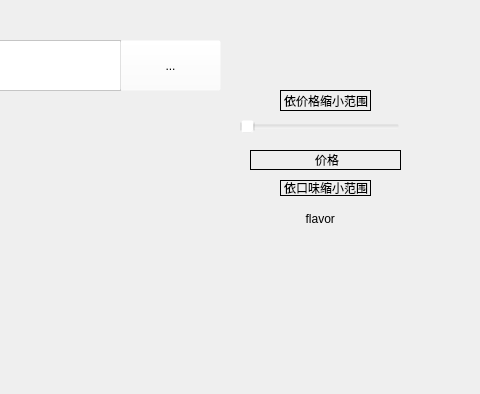
First picture: the form in mainwindow.ui, repository MMMonky/WhatToEat, before the edit; both pictures show x 320 to 800 and y 0 to 394 of the 800 by 600 pixel window.
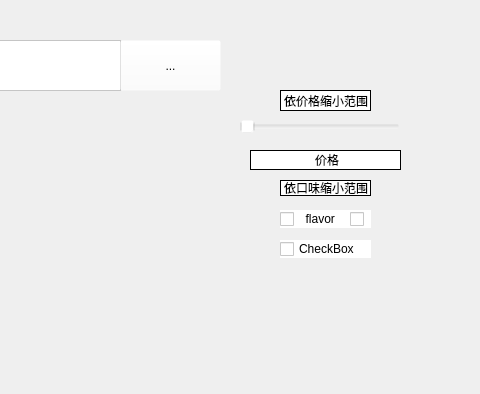
Second picture: the form after the edit. Icons and pictures are not drawn.

Diff of the .ui file:
```diff
--- a/mainwindow.ui
+++ b/mainwindow.ui
@@ -111,7 +111,7 @@
        </rect>
       </property>
       <property name="styleSheet">
-       <string notr="true"/>
+       <string notr="true">background-color: rgb(255, 255, 255);</string>
       </property>
       <property name="text">
        <string>  flavor</string>
@@ -125,12 +125,12 @@
        <rect>
         <x>670</x>
         <y>210</y>
-        <width>16</width>
+        <width>21</width>
         <height>18</height>
        </rect>
       </property>
       <property name="styleSheet">
-       <string notr="true"/>
+       <string notr="true">background-color: rgb(255, 255, 255);</string>
       </property>
       <property name="text">
        <string/>
@@ -149,7 +149,7 @@
        <enum>Qt::LeftToRight</enum>
       </property>
       <property name="styleSheet">
-       <string notr="true"/>
+       <string notr="true">background-color: rgb(255, 255, 255);</string>
       </property>
       <property name="frameShape">
        <enum>QFrame::Panel</enum>
@@ -168,7 +168,7 @@
        </rect>
       </property>
       <property name="styleSheet">
-       <string notr="true"/>
+       <string notr="true">background-color: rgb(255, 255, 255);</string>
       </property>
       <property name="frameShape">
        <enum>QFrame::Panel</enum>
@@ -187,7 +187,7 @@
        </rect>
       </property>
       <property name="styleSheet">
-       <string notr="true"/>
+       <string notr="true">background-color: rgb(255, 255, 255);</string>
       </property>
       <property name="frameShape">
        <enum>QFrame::Panel</enum>
@@ -276,6 +276,22 @@
        </size>
       </property>
      </widget>
+     <widget class="QCheckBox" name="checkBox">
+      <property name="geometry">
+       <rect>
+        <x>600</x>
+        <y>240</y>
+        <width>91</width>
+        <height>18</height>
+       </rect>
+      </property>
+      <property name="styleSheet">
+       <string notr="true">background-color: rgb(255, 255, 255);</string>
+      </property>
+      <property name="text">
+       <string>CheckBox</string>
+      </property>
+     </widget>
     </widget>
    </widget>
   </widget>
```
